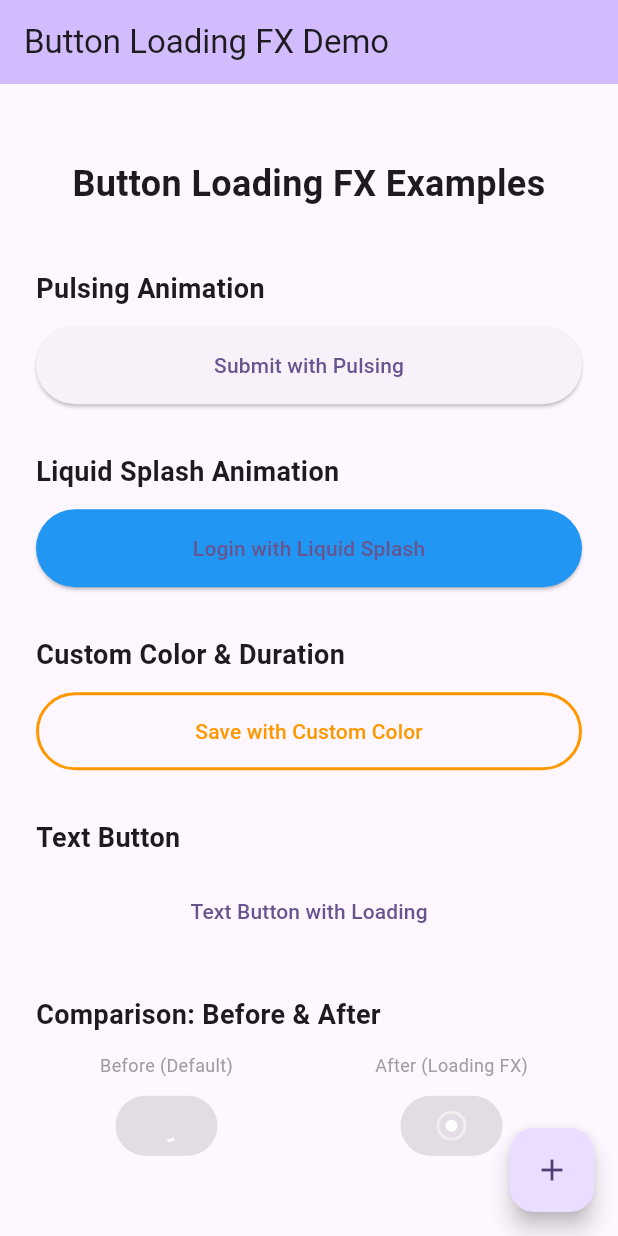
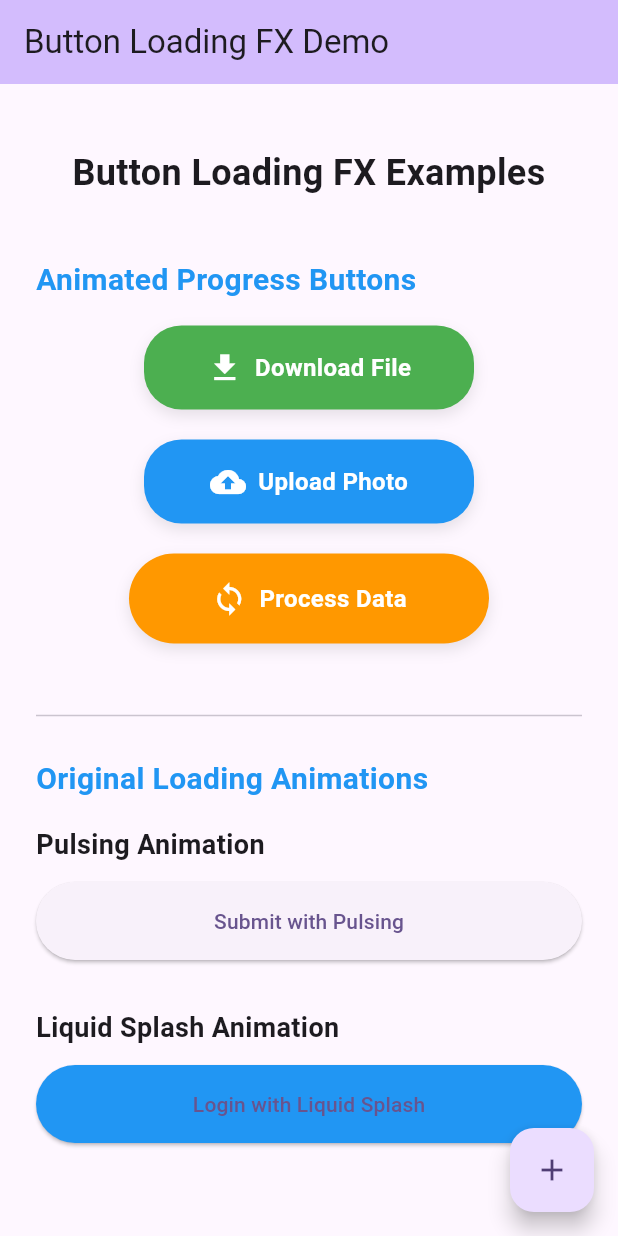
Before and after one commit to uche-hub/loading_button_studio, a Flutter app: the screen it shows after launch, on a phone screen of 412 x 824 dp. Run offline on Flutter 3.47's test engine with Material 3 defaults, Android fonts, the phone set to English and light mode, and no system bars.

Commit message:
added circulaar progress loader

```diff
--- a/example/lib/main.dart
+++ b/example/lib/main.dart
@@ -1,5 +1,5 @@
+import 'package:flutter/material.dart';
 import 'package:button_loading_fx/button_loading_fx.dart';
-import 'package:flutter/material.dart';
 
 void main() {
   runApp(const MyApp());
@@ -29,20 +29,87 @@ class DemoPage extends StatefulWidget {
 }
 
 class _DemoPageState extends State<DemoPage> {
+  // Original animations state
   bool _isPulsingLoading = false;
   bool _isLiquidLoading = false;
-  bool _isCustomLoading = false;
   bool _isFabLoading = false;
+
+  // Progress button states
+  double? _downloadProgress;
+  double? _uploadProgress;
+  double? _customProgress;
 
   Future<void> _simulateAction(Function(bool) setLoading) async {
     setLoading(true);
     setState(() {});
 
-    // Simulate network request
     await Future.delayed(const Duration(seconds: 3));
 
     setLoading(false);
     setState(() {});
+  }
+
+  Future<void> _simulateDownload() async {
+    setState(() => _downloadProgress = 0.0);
+
+    // Simulate smooth download progress
+    for (double i = 0; i <= 1.0; i += 0.02) {
+      await Future.delayed(const Duration(milliseconds: 50));
+      if (mounted) {
+        setState(() => _downloadProgress = i);
+      }
+    }
+
+    // Ensure we hit 100%
+    setState(() => _downloadProgress = 1.0);
+
+    // Reset after completion
+    await Future.delayed(const Duration(milliseconds: 500));
+    if (mounted) {
+      setState(() => _downloadProgress = null);
+    }
+  }
+
+  Future<void> _simulateUpload() async {
+    setState(() => _uploadProgress = 0.0);
+
+    // Simulate smooth upload progress
+    for (double i = 0; i <= 1.0; i += 0.01) {
+      await Future.delayed(const Duration(milliseconds: 30));
+      if (mounted) {
+        setState(() => _uploadProgress = i);
+      }
+    }
+
+    // Ensure we hit 100%
+    setState(() => _uploadProgress = 1.0);
+
+    // Reset after completion
+    await Future.delayed(const Duration(milliseconds: 500));
+    if (mounted) {
+      setState(() => _uploadProgress = null);
+    }
+  }
+
+  Future<void> _simulateCustomProgress() async {
+    setState(() => _customProgress = 0.0);
+
+    // Simulate smooth custom progress
+    for (double i = 0; i <= 1.0; i += 0.015) {
+      await Future.delayed(const Duration(milliseconds: 40));
+      if (mounted) {
+        setState(() => _customProgress = i);
+      }
+    }
+
+    // Ensure we hit 100%
+    setState(() => _customProgress = 1.0);
+
+    // Reset after completion
+    await Future.delayed(const Duration(milliseconds: 500));
+    if (mounted) {
+      setState(() => _customProgress = null);
+    }
   }
 
   @override
@@ -68,6 +135,125 @@ class _DemoPageState extends State<DemoPage> {
                 textAlign: TextAlign.center,
               ),
               const SizedBox(height: 40),
+
+              // Animated Progress Buttons Section
+              const Text(
+                'Animated Progress Buttons',
+                style: TextStyle(
+                    fontSize: 20,
+                    fontWeight: FontWeight.w600,
+                    color: Colors.blue),
+              ),
+              const SizedBox(height: 16),
+
+              // Download Button with Progress
+              Center(
+                child: AnimatedProgressButton(
+                  progress: _downloadProgress,
+                  onPressed: _simulateDownload,
+                  backgroundColor: Colors.green,
+                  progressActiveColor: Colors.white,
+                  progressInactiveColor: Colors.green.shade200,
+                  height: 56,
+                  width: 220,
+                  child: const Row(
+                    mainAxisSize: MainAxisSize.min,
+                    children: [
+                      Icon(Icons.download, color: Colors.white),
+                      SizedBox(width: 8),
+                      Text(
+                        'Download File',
+                        style: TextStyle(
+                          color: Colors.white,
+                          fontSize: 16,
+                          fontWeight: FontWeight.w600,
+                        ),
+                      ),
+                    ],
+                  ),
+                ),
+              ),
+              const SizedBox(height: 20),
+
+              // Upload Button with Progress
+              Center(
+                child: AnimatedProgressButton(
+                  progress: _uploadProgress,
+                  onPressed: _simulateUpload,
+                  backgroundColor: Colors.blue,
+                  progressActiveColor: Colors.blue,
+                  progressInactiveColor: Colors.grey.shade300,
+                  progressStrokeWidth: 5,
+                  height: 56,
+                  width: 220,
+                  child: const Row(
+                    mainAxisSize: MainAxisSize.min,
+                    children: [
+                      Icon(Icons.cloud_upload, color: Colors.white),
+                      SizedBox(width: 8),
+                      Text(
+                        'Upload Photo',
+                        style: TextStyle(
+                          color: Colors.white,
+                          fontSize: 16,
+                          fontWeight: FontWeight.w600,
+                        ),
+                      ),
+                    ],
+                  ),
+                ),
+              ),
+              const SizedBox(height: 20),
+
+              // Custom Colored Progress Button
+              Center(
+                child: AnimatedProgressButton(
+                  progress: _customProgress,
+                  onPressed: _simulateCustomProgress,
+                  backgroundColor: Colors.orange,
+                  progressActiveColor: Colors.orange,
+                  progressInactiveColor: Colors.orange.shade100,
+                  progressStrokeWidth: 6,
+                  showPercentage: true,
+                  height: 60,
+                  width: 240,
+                  borderRadius: 30,
+                  percentageTextStyle: const TextStyle(
+                    color: Colors.orange,
+                    fontSize: 16,
+                    fontWeight: FontWeight.bold,
+                  ),
+                  child: const Row(
+                    mainAxisSize: MainAxisSize.min,
+                    children: [
+                      Icon(Icons.sync, color: Colors.white),
+                      SizedBox(width: 8),
+                      Text(
+                        'Process Data',
+                        style: TextStyle(
+                          color: Colors.white,
+                          fontSize: 16,
+                          fontWeight: FontWeight.w600,
+                        ),
+                      ),
+                    ],
+                  ),
+                ),
+              ),
+
+              const SizedBox(height: 40),
+              const Divider(),
+              const SizedBox(height: 20),
+
+              // Original Animations Section
+              const Text(
+                'Original Loading Animations',
+                style: TextStyle(
+                    fontSize: 20,
+                    fontWeight: FontWeight.w600,
+                    color: Colors.blue),
+              ),
+              const SizedBox(height: 16),
 
               // Pulsing Animation Example
               const Text(
@@ -120,111 +306,8 @@ class _DemoPageState extends State<DemoPage> {
                       )
                     : const Text('Login with Liquid Splash'),
               ),
-              const SizedBox(height: 32),
 
-              // Custom Color Example
-              const Text(
-                'Custom Color & Duration',
-                style: TextStyle(fontSize: 18, fontWeight: FontWeight.w600),
-              ),
-              const SizedBox(height: 12),
-              OutlinedButton(
-                onPressed: _isCustomLoading
-                    ? null
-                    : () => _simulateAction((v) => _isCustomLoading = v),
-                style: OutlinedButton.styleFrom(
-                  padding: const EdgeInsets.symmetric(vertical: 16),
-                  side: const BorderSide(color: Colors.orange, width: 2),
-                ),
-                child: _isCustomLoading
-                    ? const SizedBox(
-                        height: 24,
-                        child: LoadingButtonStudio(
-                          animation: ButtonAnimationEffect.pulsing,
-                          effectColor: Colors.orange,
-                          size: 24,
-                          duration: Duration(milliseconds: 800),
-                        ),
-                      )
-                    : const Text(
-                        'Save with Custom Color',
-                        style: TextStyle(color: Colors.orange),
-                      ),
-              ),
-              const SizedBox(height: 32),
-
-              // Text Button Example
-              const Text(
-                'Text Button',
-                style: TextStyle(fontSize: 18, fontWeight: FontWeight.w600),
-              ),
-              const SizedBox(height: 12),
-              TextButton(
-                onPressed: _isPulsingLoading
-                    ? null
-                    : () => _simulateAction((v) => _isPulsingLoading = v),
-                child: _isPulsingLoading
-                    ? const LoadingButtonStudio(
-                        animation: ButtonAnimationEffect.liquidSplash,
-                        effectColor: Colors.deepPurple,
-                        size: 20,
-                      )
-                    : const Text('Text Button with Loading'),
-              ),
-              const SizedBox(height: 32),
-
-              // Comparison with Default
-              const Text(
-                'Comparison: Before & After',
-                style: TextStyle(fontSize: 18, fontWeight: FontWeight.w600),
-              ),
-              const SizedBox(height: 12),
-              const Row(
-                children: [
-                  Expanded(
-                    child: Column(
-                      children: [
-                        Text(
-                          'Before (Default)',
-                          style: TextStyle(fontSize: 12, color: Colors.grey),
-                        ),
-                        SizedBox(height: 8),
-                        ElevatedButton(
-                          onPressed: null,
-                          child: SizedBox(
-                            height: 20,
-                            width: 20,
-                            child: CircularProgressIndicator(
-                              color: Colors.white,
-                              strokeWidth: 2,
-                            ),
-                          ),
-                        ),
-                      ],
-                    ),
-                  ),
-                  SizedBox(width: 16),
-                  Expanded(
-                    child: Column(
-                      children: [
-                        Text(
-                          'After (Loading FX)',
-                          style: TextStyle(fontSize: 12, color: Colors.grey),
-                        ),
-                        SizedBox(height: 8),
-                        ElevatedButton(
-                          onPressed: null,
-                          child: LoadingButtonStudio(
-                            animation: ButtonAnimationEffect.pulsing,
-                            effectColor: Colors.white,
-                            size: 20,
-                          ),
-                        ),
-                      ],
-                    ),
-                  ),
-                ],
-              ),
+              const SizedBox(height: 20),
             ],
           ),
         ),
--- a/lib/button_loading_fx.dart
+++ b/lib/button_loading_fx.dart
@@ -3,3 +3,5 @@ library;
 
 export 'src/loading_button_studio.dart';
 export 'src/enums/button_animation_effect.dart';
+export 'src/widgets/circular_progress_loader.dart';
+export 'src/animations/animated_progress_button.dart';
--- /dev/null
+++ b/lib/src/animations/animated_progress_button.dart
@@ -0,0 +1,191 @@
+import 'package:flutter/material.dart';
+import '../widgets/circular_progress_loader.dart';
+
+/// A button that smoothly transitions into a circular progress indicator
+///
+/// Perfect for download buttons, upload buttons, or any action with progress feedback
+class AnimatedProgressButton extends StatefulWidget {
+  /// The button's child when not in progress state
+  final Widget child;
+
+  /// Current progress value (0.0 to 1.0)
+  /// Set to null to show button, set to 0.0-1.0 to show progress
+  final double? progress;
+
+  /// Callback when button is pressed
+  final VoidCallback? onPressed;
+
+  /// Button background color
+  final Color? backgroundColor;
+
+  /// Progress indicator active color
+  final Color progressActiveColor;
+
+  /// Progress indicator inactive/background color
+  final Color progressInactiveColor;
+
+  /// Stroke width of the progress ring
+  final double progressStrokeWidth;
+
+  /// Whether to show percentage text
+  final bool showPercentage;
+
+  /// Button height
+  final double height;
+
+  /// Button width when expanded
+  final double width;
+
+  /// Border radius
+  final double borderRadius;
+
+  /// Padding around button content
+  final EdgeInsetsGeometry padding;
+
+  /// Duration of button to progress transition
+  final Duration transitionDuration;
+
+  /// Text style for percentage display
+  final TextStyle? percentageTextStyle;
+
+  const AnimatedProgressButton({
+    required this.child,
+    super.key,
+    this.progress,
+    this.onPressed,
+    this.backgroundColor,
+    this.progressActiveColor = Colors.blue,
+    this.progressInactiveColor = Colors.grey,
+    this.progressStrokeWidth = 4.0,
+    this.showPercentage = true,
+    this.height = 50.0,
+    this.width = 200.0,
+    this.borderRadius = 25.0,
+    this.padding = const EdgeInsets.symmetric(horizontal: 24, vertical: 12),
+    this.transitionDuration = const Duration(milliseconds: 400),
+    this.percentageTextStyle,
+  });
+
+  @override
+  State<AnimatedProgressButton> createState() => _AnimatedProgressButtonState();
+}
+
+class _AnimatedProgressButtonState extends State<AnimatedProgressButton>
+    with SingleTickerProviderStateMixin {
+  late AnimationController _animationController;
+  late Animation<double> _widthAnimation;
+  late Animation<double> _borderRadiusAnimation;
+
+  bool _isProgress = false;
+
+  @override
+  void initState() {
+    super.initState();
+
+    _animationController = AnimationController(
+      vsync: this,
+      duration: widget.transitionDuration,
+    );
+
+    _updateAnimations();
+
+    _isProgress = widget.progress != null;
+    if (_isProgress) {
+      _animationController.forward();
+    }
+  }
+
+  void _updateAnimations() {
+    final circleSize = widget.height;
+
+    _widthAnimation = Tween<double>(begin: widget.width, end: circleSize)
+        .animate(
+          CurvedAnimation(
+            parent: _animationController,
+            curve: Curves.easeInOut,
+          ),
+        );
+
+    _borderRadiusAnimation =
+        Tween<double>(begin: widget.borderRadius, end: circleSize / 2).animate(
+          CurvedAnimation(
+            parent: _animationController,
+            curve: Curves.easeInOut,
+          ),
+        );
+  }
+
+  @override
+  void didUpdateWidget(AnimatedProgressButton oldWidget) {
+    super.didUpdateWidget(oldWidget);
+
+    final shouldShowProgress = widget.progress != null;
+
+    if (shouldShowProgress != _isProgress) {
+      _isProgress = shouldShowProgress;
+
+      if (_isProgress) {
+        _animationController.forward();
+      } else {
+        _animationController.reverse();
+      }
+    }
+  }
+
+  @override
+  void dispose() {
+    _animationController.dispose();
+    super.dispose();
+  }
+
+  @override
+  Widget build(BuildContext context) {
+    final buttonColor =
+        widget.backgroundColor ?? Theme.of(context).primaryColor;
+
+    return AnimatedBuilder(
+      animation: _animationController,
+      builder: (context, child) {
+        return GestureDetector(
+          onTap: widget.progress == null ? widget.onPressed : null,
+          child: Container(
+            width: _widthAnimation.value,
+            height: widget.height,
+            decoration: BoxDecoration(
+              color: buttonColor,
+              borderRadius: BorderRadius.circular(_borderRadiusAnimation.value),
+              boxShadow: [
+                BoxShadow(
+                  color: Colors.black.withValues(alpha: 0.1),
+                  blurRadius: 8,
+                  offset: const Offset(0, 4),
+                ),
+              ],
+            ),
+            child: _animationController.value < 0.5
+                ? Center(
+                    child: Opacity(
+                      opacity: 1 - (_animationController.value * 2),
+                      child: widget.child,
+                    ),
+                  )
+                : Center(
+                    child: Opacity(
+                      opacity: (_animationController.value - 0.5) * 2,
+                      child: CircularProgressLoader(
+                        progress: widget.progress ?? 0.0,
+                        activeColor: widget.progressActiveColor,
+                        inactiveColor: widget.progressInactiveColor,
+                        strokeWidth: widget.progressStrokeWidth,
+                        size: widget.height * 0.7,
+                        showPercentage: widget.showPercentage,
+                        percentageTextStyle: widget.percentageTextStyle,
+                      ),
+                    ),
+                  ),
+          ),
+        );
+      },
+    );
+  }
+}
```
Also changed, not shown: lib/src/widgets/circular_progress_loader.dart (added, +129 -0 lines), 1 other file.
